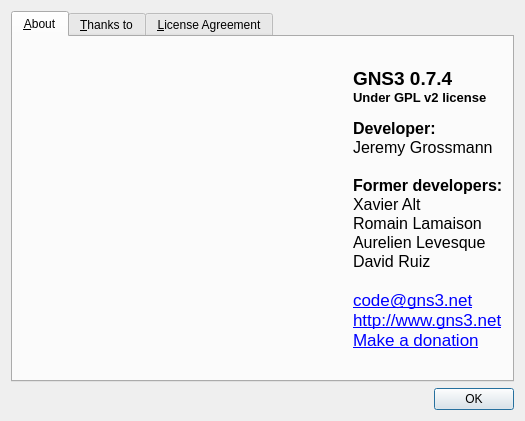
Old version of the form src/GNS3/Ui/Form_About.ui in the repository GNS3/gns3-legacy.
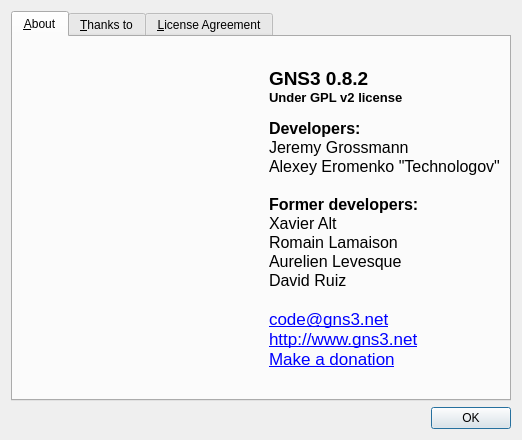
New version of the form. Icons and pictures are not drawn.

```diff
--- a/src/GNS3/Ui/Form_About.ui
+++ b/src/GNS3/Ui/Form_About.ui
@@ -6,7 +6,7 @@
    <rect>
     <x>0</x>
     <y>0</y>
-    <width>525</width>
+    <width>522</width>
     <height>398</height>
    </rect>
   </property>
@@ -71,11 +71,12 @@
 &lt;html&gt;&lt;head&gt;&lt;meta name=&quot;qrichtext&quot; content=&quot;1&quot; /&gt;&lt;style type=&quot;text/css&quot;&gt;
 p, li { white-space: pre-wrap; }
 &lt;/style&gt;&lt;/head&gt;&lt;body style=&quot; font-family:'Lucida Grande'; font-size:13pt; font-weight:400; font-style:normal;&quot;&gt;
-&lt;p style=&quot; margin-top:0px; margin-bottom:0px; margin-left:0px; margin-right:0px; -qt-block-indent:0; text-indent:0px;&quot;&gt;&lt;span style=&quot; font-family:'Sans Serif'; font-size:14pt; font-weight:600;&quot;&gt;GNS3 0.7.4&lt;/span&gt;&lt;/p&gt;
+&lt;p style=&quot; margin-top:0px; margin-bottom:0px; margin-left:0px; margin-right:0px; -qt-block-indent:0; text-indent:0px;&quot;&gt;&lt;span style=&quot; font-family:'Sans Serif'; font-size:14pt; font-weight:600;&quot;&gt;GNS3 0.8.2&lt;/span&gt;&lt;/p&gt;
 &lt;p style=&quot; margin-top:0px; margin-bottom:0px; margin-left:0px; margin-right:0px; -qt-block-indent:0; text-indent:0px;&quot;&gt;&lt;span style=&quot; font-family:'Sans Serif'; font-size:10pt; font-weight:600;&quot;&gt;Under GPL v2 license&lt;/span&gt;&lt;/p&gt;
 &lt;p style=&quot;-qt-paragraph-type:empty; margin-top:0px; margin-bottom:0px; margin-left:0px; margin-right:0px; -qt-block-indent:0; text-indent:0px; font-family:'Sans Serif'; font-size:9pt; font-weight:600;&quot;&gt;&lt;/p&gt;
-&lt;p style=&quot; margin-top:0px; margin-bottom:0px; margin-left:0px; margin-right:0px; -qt-block-indent:0; text-indent:0px;&quot;&gt;&lt;span style=&quot; font-family:'Sans Serif'; font-size:12pt; font-weight:600;&quot;&gt;Developer:&lt;/span&gt;&lt;/p&gt;
+&lt;p style=&quot; margin-top:0px; margin-bottom:0px; margin-left:0px; margin-right:0px; -qt-block-indent:0; text-indent:0px;&quot;&gt;&lt;span style=&quot; font-family:'Sans Serif'; font-size:12pt; font-weight:600;&quot;&gt;Developers:&lt;/span&gt;&lt;/p&gt;
 &lt;p style=&quot; margin-top:0px; margin-bottom:0px; margin-left:0px; margin-right:0px; -qt-block-indent:0; text-indent:0px;&quot;&gt;&lt;span style=&quot; font-family:'Sans Serif'; font-size:12pt;&quot;&gt;Jeremy Grossmann&lt;/span&gt;&lt;/p&gt;
+&lt;p style=&quot; margin-top:0px; margin-bottom:0px; margin-left:0px; margin-right:0px; -qt-block-indent:0; text-indent:0px;&quot;&gt;&lt;span style=&quot; font-family:'Sans Serif'; font-size:12pt;&quot;&gt;Alexey Eromenko &amp;quot;Technologov&amp;quot;&lt;/span&gt;&lt;/p&gt;
 &lt;p style=&quot;-qt-paragraph-type:empty; margin-top:0px; margin-bottom:0px; margin-left:0px; margin-right:0px; -qt-block-indent:0; text-indent:0px; font-family:'Sans Serif'; font-size:12pt;&quot;&gt;&lt;/p&gt;
 &lt;p style=&quot; margin-top:0px; margin-bottom:0px; margin-left:0px; margin-right:0px; -qt-block-indent:0; text-indent:0px;&quot;&gt;&lt;span style=&quot; font-family:'Sans Serif'; font-size:12pt; font-weight:600;&quot;&gt;Former developers:&lt;/span&gt;&lt;/p&gt;
 &lt;p style=&quot; margin-top:0px; margin-bottom:0px; margin-left:0px; margin-right:0px; -qt-block-indent:0; text-indent:0px;&quot;&gt;&lt;span style=&quot; font-family:'Sans Serif'; font-size:12pt;&quot;&gt;Xavier Alt&lt;/span&gt;&lt;/p&gt;
```
Left out of the diff: 6 changed lines with no effect on the pictures.
